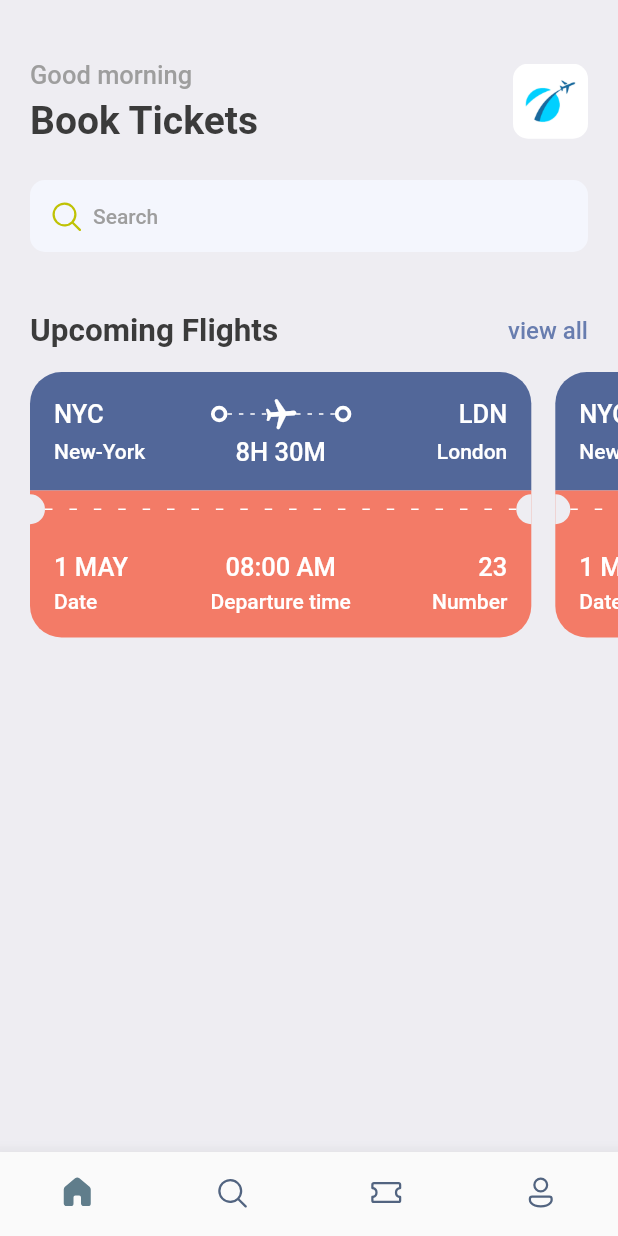
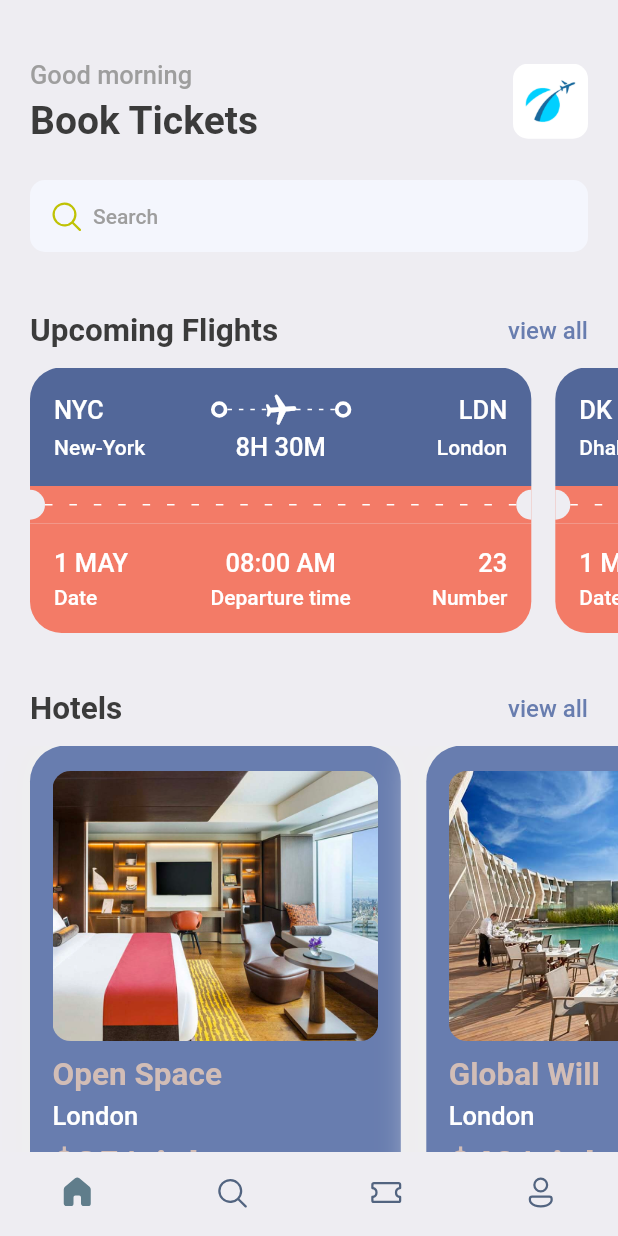
Before and after one commit to hu-shukang/flutter_full_course, a Flutter app: the screen it shows after launch, on a phone screen of 412 x 824 dp. Run offline on Flutter 3.47's test engine with Material 2 defaults, Android fonts, the phone set to English and light mode, and no system bars; our stand-ins replace dots_indicator, fluentui_icons, flutter_local_notifications, get, get_storage, logger and 1 more.

Commit message:
add hotel widget

```diff
--- /dev/null
+++ b/ticket/lib/common/model/home.dart
@@ -0,0 +1,128 @@
+class ArticleHeaderModel {
+  ArticleHeaderModel({
+    required this.title,
+    required this.link,
+  });
+  late final String title;
+  late final String link;
+
+  ArticleHeaderModel.fromJson(Map<String, dynamic> json){
+    title = json['title'];
+    link = json['link'];
+  }
+
+  Map<String, dynamic> toJson() {
+    final data = <String, dynamic>{};
+    data['title'] = title;
+    data['link'] = link;
+    return data;
+  }
+}
+
+class HotelModel {
+  HotelModel({
+    required this.image,
+    required this.place,
+    required this.destination,
+    required this.price,
+  });
+  late final String image;
+  late final String place;
+  late final String destination;
+  late final int price;
+
+  HotelModel.fromJson(Map<String, dynamic> json){
+    image = json['image'];
+    place = json['place'];
+    destination = json['destination'];
+    price = json['price'];
+  }
+
+  Map<String, dynamic> toJson() {
+    final data = <String, dynamic>{};
+    data['image'] = image;
+    data['place'] = place;
+    data['destination'] = destination;
+    data['price'] = price;
+    return data;
+  }
+}
+
+class TicketModel {
+  TicketModel({
+    required this.from,
+    required this.to,
+    required this.flyingTime,
+    required this.date,
+    required this.departureTime,
+    required this.number,
+  });
+  late final From from;
+  late final To to;
+  late final String flyingTime;
+  late final String date;
+  late final String departureTime;
+  late final int number;
+
+  TicketModel.fromJson(Map<String, dynamic> json){
+    from = From.fromJson(json['from']);
+    to = To.fromJson(json['to']);
+    flyingTime = json['flyingTime'];
+    date = json['date'];
+    departureTime = json['departureTime'];
+    number = json['number'];
+  }
+
+  Map<String, dynamic> toJson() {
+    final _data = <String, dynamic>{};
+    _data['from'] = from.toJson();
+    _data['to'] = to.toJson();
+    _data['flyingTime'] = flyingTime;
+    _data['date'] = date;
+    _data['departureTime'] = departureTime;
+    _data['number'] = number;
+    return _data;
+  }
+}
+
+class From {
+  From({
+    required this.code,
+    required this.name,
+  });
+  late final String code;
+  late final String name;
+
+  From.fromJson(Map<String, dynamic> json){
+    code = json['code'];
+    name = json['name'];
+  }
+
+  Map<String, dynamic> toJson() {
+    final _data = <String, dynamic>{};
+    _data['code'] = code;
+    _data['name'] = name;
+    return _data;
+  }
+}
+
+class To {
+  To({
+    required this.code,
+    required this.name,
+  });
+  late final String code;
+  late final String name;
+
+  To.fromJson(Map<String, dynamic> json){
+    code = json['code'];
+    name = json['name'];
+  }
+
+  Map<String, dynamic> toJson() {
+    final _data = <String, dynamic>{};
+    _data['code'] = code;
+    _data['name'] = name;
+    return _data;
+  }
+}
--- a/ticket/lib/common/style/color.dart
+++ b/ticket/lib/common/style/color.dart
@@ -8,4 +8,5 @@ class AppColor {
   static Color iconColor = const Color(0xffbfc205);
   static Color selectedItemColor = Colors.blueGrey;
   static Color unselectedItemColor = const Color(0xFF526480);
+  static Color kakiColor = const Color(0xffd2bdb6);
 }
--- a/ticket/lib/common/utils/app_styles.dart
+++ b/ticket/lib/common/style/text.dart
@@ -1,27 +1,21 @@
 import 'package:flutter/material.dart';
 
-class Styles {
-  // Color
-  static Color primaryColor = const Color(0xff687daf);
-  static Color textColor = const Color(0xff3b3b3b);
-  static Color bgColor = const Color(0xffeeedf2);
-  static Color orangeColor = const Color(0xfff37b67);
-  static Color iconColor = const Color(0xffbfc205);
+import 'color.dart';
 
-  // TextStyle
+class AppText {
   static TextStyle regularTextStyle = TextStyle(
     fontSize: 16,
-    color: textColor,
+    color: AppColor.textColor,
     fontWeight: FontWeight.w500,
   );
   static TextStyle headlineTextStyle1 = TextStyle(
     fontSize: 26,
-    color: textColor,
+    color: AppColor.textColor,
     fontWeight: FontWeight.bold,
   );
   static TextStyle headlineTextStyle2 = TextStyle(
     fontSize: 21,
-    color: textColor,
+    color: AppColor.textColor,
     fontWeight: FontWeight.bold,
   );
   static TextStyle headlineTextStyle3 = TextStyle(
--- a/ticket/lib/common/style/theme.dart
+++ b/ticket/lib/common/style/theme.dart
@@ -8,7 +8,8 @@ class AppTheme {
     primaryColor: AppColor.primaryColor,
     scaffoldBackgroundColor: AppColor.bgColor,
     bottomNavigationBarTheme: BottomNavigationBarThemeData(
-      elevation: 10,
+      elevation: 0,
+      backgroundColor: AppColor.bgColor,
       unselectedLabelStyle: const TextStyle(fontSize: 12),
       selectedLabelStyle: const TextStyle(fontSize: 12),
       showSelectedLabels: false,
--- a/ticket/lib/main.dart
+++ b/ticket/lib/main.dart
@@ -4,7 +4,6 @@ import 'package:get/get.dart';
 import 'common/route/app_page.dart';
 import 'common/route/app_route.dart';
 import 'common/style/theme.dart';
-import 'common/utils/app_styles.dart';
 
 void main() {
   runApp(const MyApp());
--- a/ticket/lib/pages/home/controller.dart
+++ b/ticket/lib/pages/home/controller.dart
@@ -1,5 +1,33 @@
 import 'package:get/get.dart';
 
+import '../../common/model/home.dart';
+
 class HomeController extends GetxController {
+  final ArticleHeaderModel upcomingFlightAH = ArticleHeaderModel(title: "Upcoming Flights", link: "");
+  final ArticleHeaderModel hotelsAH = ArticleHeaderModel(title: "Hotels", link: "");
 
+  final List<HotelModel> hotels = [
+    HotelModel(image: "one.png", place: "Open Space", destination: "London", price: 25),
+    HotelModel(image: "two.png", place: "Global Will", destination: "London", price: 40),
+    HotelModel(image: "three.png", place: "Tallest Building", destination: "Dubai", price: 68),
+  ];
+
+  final List<TicketModel> tickets = [
+    TicketModel(
+        from: From(code: "NYC", name: "New-York"),
+        to: To(code: "LDN", name: "London"),
+        flyingTime: "8H 30M",
+        date: "1 MAY",
+        departureTime: "08:00 AM",
+        number: 23,
+    ),
+    TicketModel(
+        from: From(code: "DK", name: "Dhaka"),
+        to: To(code: "SH", name: "Shanghai"),
+        flyingTime: "4H 20M",
+        date: "1 MAY",
+        departureTime: "09:00 AM",
+        number: 45,
+    ),
+  ];
 }
--- a/ticket/lib/pages/home/view.dart
+++ b/ticket/lib/pages/home/view.dart
@@ -1,11 +1,13 @@
 import 'package:fluentui_icons/fluentui_icons.dart';
 import 'package:flutter/material.dart';
-import 'package:flutter/src/widgets/framework.dart';
 import 'package:get/get.dart';
 import 'package:ticket/pages/home/controller.dart';
+import 'package:ticket/pages/home/widgets/article_header.dart';
+import 'package:ticket/pages/home/widgets/hotel_item.dart';
 import 'package:ticket/pages/home/widgets/ticket_item.dart';
 
-import '../../common/utils/app_styles.dart';
+import '../../common/style/color.dart';
+import '../../common/style/text.dart';
 
 class HomePage extends GetView<HomeController> {
   const HomePage({super.key});
@@ -13,23 +15,29 @@ class HomePage extends GetView<HomeController> {
   @override
   Widget build(BuildContext context) {
     return Scaffold(
-      backgroundColor: Styles.bgColor,
+      backgroundColor: AppColor.bgColor,
       body: ListView(
         children: [
           Container(
               padding: const EdgeInsets.symmetric(horizontal: 20),
               child: Column(
                 children: [
-                  const SizedBox(height: 40,),
+                  const SizedBox(height: 40),
                   Row(
                     mainAxisAlignment: MainAxisAlignment.spaceBetween,
                     children: [
                       Column(
                         crossAxisAlignment: CrossAxisAlignment.start,
                         children: [
-                          Text("Good morning", style: Styles.headlineTextStyle3,),
-                          const SizedBox(height: 5,),
-                          Text("Book Tickets", style: Styles.headlineTextStyle1,)
+                          Text(
+                            "Good morning",
+                            style: AppText.headlineTextStyle3,
+                          ),
+                          const SizedBox(height: 5),
+                          Text(
+                            "Book Tickets",
+                            style: AppText.headlineTextStyle1,
+                          )
                         ],
                       ),
                       Container(
@@ -37,14 +45,12 @@ class HomePage extends GetView<HomeController> {
                         width: 50,
                         decoration: BoxDecoration(
                             borderRadius: BorderRadius.circular(10),
-                            image: DecorationImage(
-                                image: AssetImage("assets/images/img_1.png")
-                            )
-                        ),
+                            image: const DecorationImage(
+                                image: AssetImage("assets/images/img_1.png"))),
                       )
                     ],
                   ),
-                  const SizedBox(height: 25,),
+                  const SizedBox(height: 25),
                   Container(
                     padding: const EdgeInsets.all(12),
                     decoration: BoxDecoration(
@@ -53,43 +59,44 @@ class HomePage extends GetView<HomeController> {
                     ),
                     child: Row(
                       children: [
-                        Icon(FluentSystemIcons.ic_fluent_search_regular, color: Styles.iconColor,),
-                        const SizedBox(width: 6,),
-                        Text("Search", style: Styles.headlineTextStyle4,)
+                        Icon(
+                          FluentSystemIcons.ic_fluent_search_regular,
+                          color: AppColor.iconColor,
+                        ),
+                        const SizedBox(width: 6),
+                        Text(
+                          "Search",
+                          style: AppText.headlineTextStyle4,
+                        )
                       ],
                     ),
                   ),
-                  const SizedBox(height: 40,),
-                  Row(
-                    mainAxisAlignment: MainAxisAlignment.spaceBetween,
-                    children: [
-                      Text("Upcoming Flights", style: Styles.headlineTextStyle2,),
-                      InkWell(
-                        child: Text("view all", style: Styles.regularTextStyle.copyWith(color: Styles.primaryColor),),
-                        onTap: () {
-                          print("You are tapped");
-                        },
-                      )
-
-                    ],
-                  )
                 ],
-              )
-          ),
-          const SizedBox(height: 15,),
+              )),
+          const SizedBox(height: 40),
+          ArticleHeader(model: controller.upcomingFlightAH),
           SingleChildScrollView(
             scrollDirection: Axis.horizontal,
             padding: const EdgeInsets.only(left: 20),
             child: Row(
-              children: [
-                TicketItem(),
-                TicketItem(),
-              ],
+              children: controller.tickets
+                  .map((ticket) => TicketItem(model: ticket))
+                  .toList(),
             ),
-          )
+          ),
+          const SizedBox(height: 15),
+          ArticleHeader(model: controller.hotelsAH),
+          SingleChildScrollView(
+            scrollDirection: Axis.horizontal,
+            padding: const EdgeInsets.only(left: 20),
+            child: Row(
+              children: controller.hotels
+                  .map((hotel) => HotelItem(model: hotel))
+                  .toList(),
+            ),
+          ),
         ],
       ),
     );
   }
-
 }
--- /dev/null
+++ b/ticket/lib/pages/home/widgets/article_header.dart
@@ -0,0 +1,29 @@
+import 'package:flutter/material.dart';
+import 'package:ticket/common/model/home.dart';
+import 'package:ticket/common/style/color.dart';
+import 'package:ticket/common/style/text.dart';
+
+class ArticleHeader extends StatelessWidget {
+  final ArticleHeaderModel model;
+
+  const ArticleHeader({Key? key, required this.model}) : super(key: key);
+
+  @override
+  Widget build(BuildContext context) {
+    return Padding(
+      padding: const EdgeInsets.only(left: 20, right: 20, bottom: 12),
+      child: Row(
+        mainAxisAlignment: MainAxisAlignment.spaceBetween,
+        children: [
+          Text(model.title, style: AppText.headlineTextStyle2,),
+          InkWell(
+            child: Text("view all", style: AppText.regularTextStyle.copyWith(color: AppColor.primaryColor),),
+            onTap: () {
+              print(model.link);
+            },
+          )
+        ],
+      ),
+    );
+  }
+}
--- /dev/null
+++ b/ticket/lib/pages/home/widgets/hotel_item.dart
@@ -0,0 +1,65 @@
+import 'package:flutter/material.dart';
+
+import '../../../common/model/home.dart';
+import '../../../common/style/color.dart';
+import '../../../common/style/text.dart';
+import '../../../common/utils/app_layout.dart';
+
+class HotelItem extends StatelessWidget {
+  final HotelModel model;
+  const HotelItem({Key? key, required this.model}) : super(key: key);
+
+  @override
+  Widget build(BuildContext context) {
+    final width = AppLayout.getWidth(context);
+    return Container(
+      width: width * 0.6,
+      height: 350,
+      padding: const EdgeInsets.symmetric(horizontal: 15, vertical: 17),
+      margin: const EdgeInsets.only(right: 17),
+      decoration: BoxDecoration(
+          color: AppColor.primaryColor,
+          borderRadius: BorderRadius.circular(24),
+          boxShadow: [
+            BoxShadow(
+              color: Colors.grey.shade200,
+              blurRadius: 20,
+              spreadRadius: 5,
+            )
+          ]),
+      child: Column(
+        crossAxisAlignment: CrossAxisAlignment.start,
+        children: [
+          Container(
+            height: 180,
+            decoration: BoxDecoration(
+              borderRadius: BorderRadius.circular(12),
+              color: AppColor.primaryColor,
+              image: DecorationImage(
+                fit: BoxFit.cover,
+                image: AssetImage("assets/images/${model.image}"),
+              ),
+            ),
+          ),
+          const SizedBox(height: 10),
+          Text(
+            model.place,
+            style:
+                AppText.headlineTextStyle2.copyWith(color: AppColor.kakiColor),
+          ),
+          const SizedBox(height: 5),
+          Text(
+            model.destination,
+            style: AppText.headlineTextStyle3.copyWith(color: Colors.white),
+          ),
+          const SizedBox(height: 8),
+          Text(
+            "\$${model.price}/night",
+            style:
+                AppText.headlineTextStyle1.copyWith(color: AppColor.kakiColor),
+          ),
+        ],
+      ),
+    );
+  }
+}
--- a/ticket/lib/pages/home/widgets/ticket_item.dart
+++ b/ticket/lib/pages/home/widgets/ticket_item.dart
@@ -1,11 +1,14 @@
 import 'package:flutter/material.dart';
+import 'package:ticket/common/model/home.dart';
 
+import '../../../common/style/color.dart';
+import '../../../common/style/text.dart';
 import '../../../common/utils/app_layout.dart';
-import '../../../common/utils/app_styles.dart';
 import 'thick_container.dart';
 
 class TicketItem extends StatelessWidget {
-  const TicketItem({Key? key}) : super(key: key);
+  final TicketModel model;
+  const TicketItem({Key? key, required this.model}) : super(key: key);
 
   Widget _halfCircular(bool isLeft) {
     BorderRadius borderRadius = isLeft ? const BorderRadius.only(
@@ -20,7 +23,7 @@ class TicketItem extends StatelessWidget {
       width: 10,
       child: DecoratedBox(
         decoration: BoxDecoration(
-            color: Styles.bgColor,
+            color: AppColor.bgColor,
             borderRadius: borderRadius
         ),
       ),
@@ -62,7 +65,7 @@ class TicketItem extends StatelessWidget {
                 children: [
                   Row(
                     children: [
-                      Text("NYC", style: Styles.headlineTextStyle3.copyWith(color: Colors.white),),
+                      Text(model.from.code, style: AppText.headlineTextStyle3.copyWith(color: Colors.white),),
                       const Spacer(),
                       const ThickContainer(),
                       Expanded(child: Stack(
@@ -89,7 +92,7 @@ class TicketItem extends StatelessWidget {
                       )),
                       const ThickContainer(),
                       const Spacer(),
-                      Text("LDN", style: Styles.headlineTextStyle3.copyWith(color: Colors.white),),
+                      Text(model.to.code, style: AppText.headlineTextStyle3.copyWith(color: Colors.white),),
                     ],
                   ),
                   const SizedBox(height: 3,),
@@ -98,12 +101,12 @@ class TicketItem extends StatelessWidget {
                     children: [
                       SizedBox(
                         width: 100,
-                        child: Text("New-York", style: Styles.headlineTextStyle4.copyWith(color: Colors.white),),
+                        child: Text(model.from.name, style: AppText.headlineTextStyle4.copyWith(color: Colors.white),),
                       ),
-                      Text("8H 30M", style: Styles.headlineTextStyle3.copyWith(color: Colors.white),),
+                      Text(model.flyingTime, style: AppText.headlineTextStyle3.copyWith(color: Colors.white),),
                       SizedBox(
                         width: 100,
-                        child: Text("London", textAlign: TextAlign.right, style: Styles.headlineTextStyle4.copyWith(color: Colors.white),),
+                        child: Text(model.to.name, textAlign: TextAlign.right, style: AppText.headlineTextStyle4.copyWith(color: Colors.white),),
                       ),
                     ],
                   )
@@ -112,7 +115,7 @@ class TicketItem extends StatelessWidget {
             ),
             /** the middle part of ticket */
             Container(
-              color: Styles.orangeColor,
+              color: AppColor.orangeColor,
               child: Column(
                 children: [
                   Row(
@@ -137,7 +140,7 @@ class TicketItem extends StatelessWidget {
             Container(
               padding: const EdgeInsets.all(16),
               decoration: BoxDecoration(
-                  color: Styles.orangeColor,
+                  color: AppColor.orangeColor,
                   borderRadius: const BorderRadius.only(
                       bottomLeft: Radius.circular(21),
                       bottomRight: Radius.circular(21)
@@ -150,12 +153,12 @@ class TicketItem extends StatelessWidget {
                     children: [
                       SizedBox(
                         width: 60,
-                        child: Text("1 MAY", style: Styles.headlineTextStyle3.copyWith(color: Colors.white),),
+                        child: Text(model.date, style: AppText.headlineTextStyle3.copyWith(color: Colors.white),),
                       ),
-                      Text("08:00 AM", style: Styles.headlineTextStyle3.copyWith(color: Colors.white),),
+                      Text(model.departureTime, style: AppText.headlineTextStyle3.copyWith(color: Colors.white),),
                       SizedBox(
                         width: 60,
-                        child: Text("23", textAlign: TextAlign.right, style: Styles.headlineTextStyle3.copyWith(color: Colors.white),),
+                        child: Text("${model.number}", textAlign: TextAlign.right, style: AppText.headlineTextStyle3.copyWith(color: Colors.white),),
                       )
                     ],
                   ),
@@ -165,12 +168,12 @@ class TicketItem extends StatelessWidget {
                     children: [
                       SizedBox(
                         width: 60,
-                        child: Text("Date", style: Styles.headlineTextStyle4.copyWith(color: Colors.white),),
+                        child: Text("Date", style: AppText.headlineTextStyle4.copyWith(color: Colors.white),),
                       ),
-                      Text("Departure time", style: Styles.headlineTextStyle4.copyWith(color: Colors.white),),
+                      Text("Departure time", style: AppText.headlineTextStyle4.copyWith(color: Colors.white),),
                       SizedBox(
                         width: 60,
-                        child: Text("Number", textAlign: TextAlign.right, style: Styles.headlineTextStyle4.copyWith(color: Colors.white),),
+                        child: Text("Number", textAlign: TextAlign.right, style: AppText.headlineTextStyle4.copyWith(color: Colors.white),),
                       )
                     ],
                   )
--- a/ticket/lib/pages/main/bindings.dart
+++ b/ticket/lib/pages/main/bindings.dart
@@ -1,4 +1,8 @@
 import 'package:get/get.dart';
+import 'package:ticket/pages/home/controller.dart';
+import 'package:ticket/pages/profile/controller.dart';
+import 'package:ticket/pages/search/controller.dart';
+import 'package:ticket/pages/tickets/controller.dart';
 
 import 'controller.dart';
 
@@ -6,6 +10,10 @@ class MainBindings extends Bindings {
   @override
   void dependencies() {
     Get.lazyPut(() => MainController());
+    Get.lazyPut(() => HomeController());
+    Get.lazyPut(() => SearchController());
+    Get.lazyPut(() => ProfileController());
+    Get.lazyPut(() => TicketsController());
   }
 
 }
--- a/ticket/lib/pages/main/controller.dart
+++ b/ticket/lib/pages/main/controller.dart
@@ -22,7 +22,7 @@ class MainController extends GetxController {
     _selectedIndex.value = index;
     pageController.animateToPage(
       index,
-      duration: const Duration(milliseconds: 20),
+      duration: const Duration(milliseconds: 1),
       curve: Curves.ease
     );
   }
```
